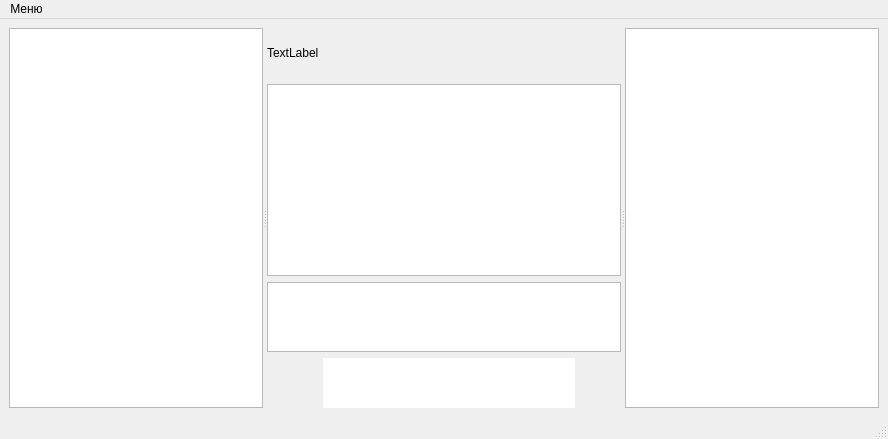
Before: the Qt Designer form pussygram/mainwindow.ui in P1P0P/qt_pussygram, drawn with Qt 5.
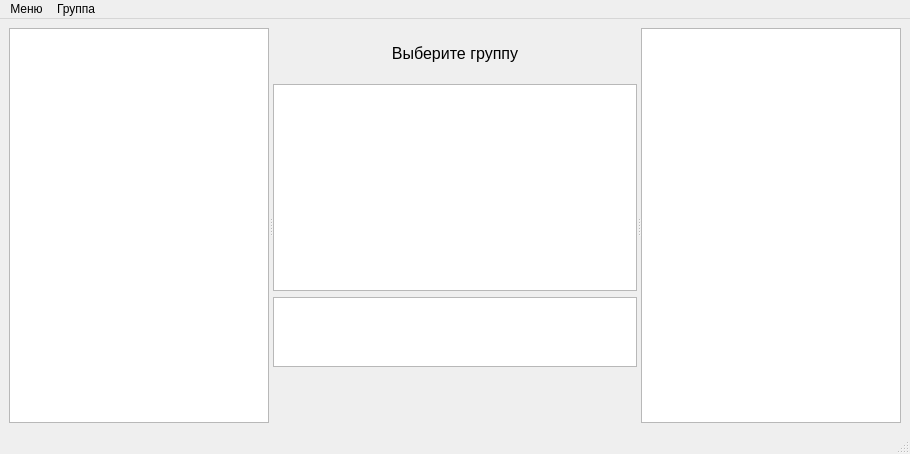
After: the same form once the commit is applied. Icons and pictures are not drawn.

```diff
--- a/pussygram/mainwindow.ui
+++ b/pussygram/mainwindow.ui
@@ -2,6 +2,14 @@
 <ui version="4.0">
  <class>MainWindow</class>
  <widget class="QMainWindow" name="MainWindow">
+  <property name="geometry">
+   <rect>
+    <x>0</x>
+    <y>0</y>
+    <width>910</width>
+    <height>454</height>
+   </rect>
+  </property>
   <property name="windowTitle">
    <string>PussyGram</string>
   </property>
@@ -30,6 +38,9 @@
        <layout class="QGridLayout" name="center_layout">
         <item row="3" column="1">
          <widget class="QTextEdit" name="input_line">
+          <property name="enabled">
+           <bool>false</bool>
+          </property>
           <property name="maximumSize">
            <size>
             <width>16777215</width>
@@ -67,8 +78,16 @@
             <height>50</height>
            </size>
           </property>
+          <property name="font">
+           <font>
+            <pointsize>12</pointsize>
+           </font>
+          </property>
           <property name="text">
-           <string>TextLabel</string>
+           <string>Выберите группу</string>
+          </property>
+          <property name="alignment">
+           <set>Qt::AlignCenter</set>
           </property>
          </widget>
         </item>
@@ -183,7 +202,7 @@
     <rect>
      <x>0</x>
      <y>0</y>
-     <width>1016</width>
+     <width>910</width>
      <height>25</height>
     </rect>
    </property>
@@ -191,12 +210,23 @@
     <property name="title">
      <string>Меню</string>
     </property>
+    <addaction name="separator"/>
+    <addaction name="reconnection_button"/>
+    <addaction name="delete_account"/>
+    <addaction name="separator"/>
+    <addaction name="exit"/>
+   </widget>
+   <widget class="QMenu" name="group_menu">
+    <property name="title">
+     <string>Группа</string>
+    </property>
     <addaction name="enter_group"/>
     <addaction name="create_group"/>
     <addaction name="separator"/>
     <addaction name="reconnection_button"/>
    </widget>
    <addaction name="menu"/>
+   <addaction name="group_menu"/>
   </widget>
   <widget class="QStatusBar" name="statusbar"/>
   <action name="add_friend">
```
Left out of the diff: 26 changed lines with no effect on the pictures.
